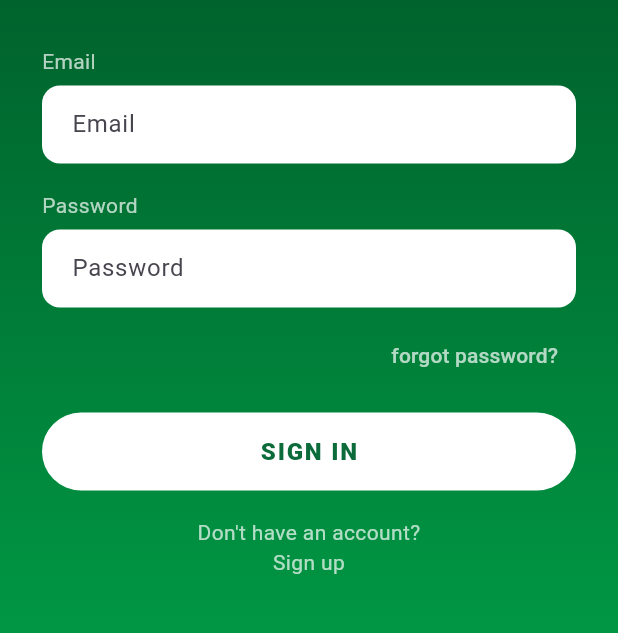
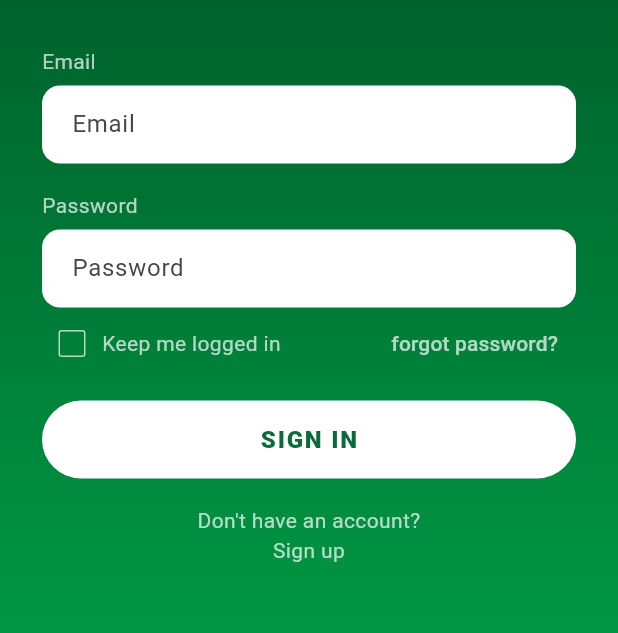
Before and after one commit to totaaa654/thesisRotify, a Flutter app: the LoginPage screen opened by its route, on a phone screen of 412 x 824 dp, the part 273-906 px from its top. Run offline on Flutter 3.47's test engine with Material 3 defaults, Android fonts, the phone set to English and light mode, and no system bars; our stand-ins replace cloud_firestore, firebase_auth, firebase_core, firebase_database, fl_chart, shared_preferences; accounts and stored records are empty.

Commit message:
added a keep me sign in feature

```diff
--- a/lib/login.dart
+++ b/lib/login.dart
@@ -15,6 +15,7 @@ class _LoginPageState extends State<LoginPage> {
   final TextEditingController passwordController = TextEditingController();
 
   bool _isLoading = false;
+  bool _rememberMe = false; // ✅ Added this back for tracking
 
   @override
   Widget build(BuildContext context) {
@@ -75,18 +76,40 @@ class _LoginPageState extends State<LoginPage> {
                       hint: 'Password',
                       obscure: true,
                     ),
-                    const SizedBox(height: 8),
 
-                    Align(
-                      alignment: Alignment.centerRight,
-                      child: TextButton(
+                    // ✅ ADDED CHECKBOX SECTION BACK
+                    Row(
+                      children: [
+                        SizedBox(
+                          height: 40,
+                          width: 40,
+                          child: Checkbox(
+                            value: _rememberMe,
+                            activeColor: Colors.white,
+                            checkColor: const Color(0xFF0B6B3A),
+                            side: const BorderSide(color: Colors.white70),
+                            onChanged: (value) {
+                              setState(() {
+                                _rememberMe = value ?? false;
+                              });
+                            },
+                          ),
+                        ),
+                        const Text(
+                          "Keep me logged in",
+                          style: TextStyle(color: Colors.white70, fontSize: 14),
+                        ),
+                        const Spacer(),
+                        TextButton(
                           onPressed: () {
                             // TODO: implement forgot password
                           },
                           child: const Text('forgot password?',
                               style: TextStyle(color: Colors.white70)),
                         ),
+                      ],
                     ),
+
                     const SizedBox(height: 14),
 
                     // SIGN IN BUTTON
@@ -149,8 +172,8 @@ class _LoginPageState extends State<LoginPage> {
     setState(() => _isLoading = true);
 
     try {
-      // Use the strict login that checks case-sensitivity AND email verification
-      final error = await _authService.signInStrict(emailInput, password);
+      // ✅ FIXED: Now passing 3 arguments (Email, Password, RememberMe)
+      final error = await _authService.signInStrict(emailInput, password, _rememberMe);
 
       if (!mounted) return;
 
--- a/pubspec.yaml
+++ b/pubspec.yaml
@@ -15,6 +15,7 @@ dependencies:
   cloud_firestore: 6.1.2
   firebase_database: 12.1.3  # Check for the latest version
   fl_chart: ^0.66.0           # Awesome charting library
+  shared_preferences: ^2.5.4
 
 dev_dependencies:
   flutter_test:
```
Also changed, not shown: lib/main.dart (+30 -3 lines), lib/services/auth_service.dart (+70 -65 lines), lib/splash_screen.dart (+13 -52 lines), pubspec.lock, 4 other files. Lines whose indentation alone changed are shown as unchanged.
